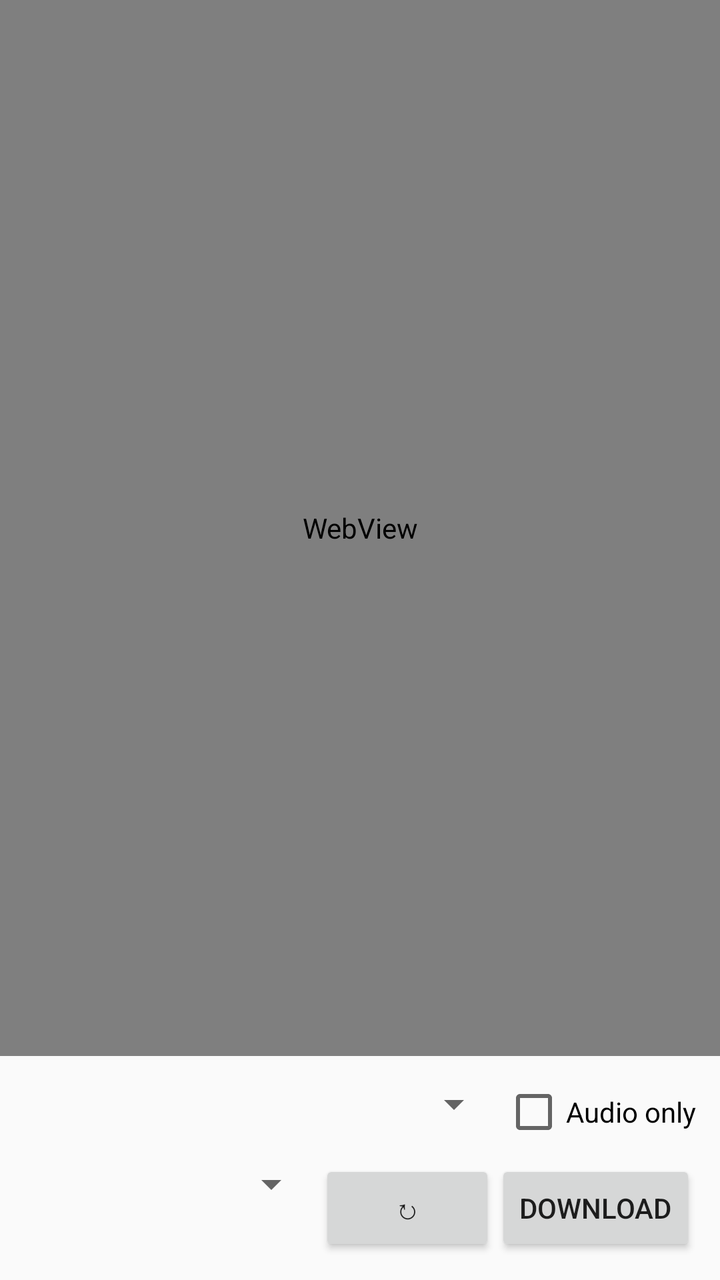
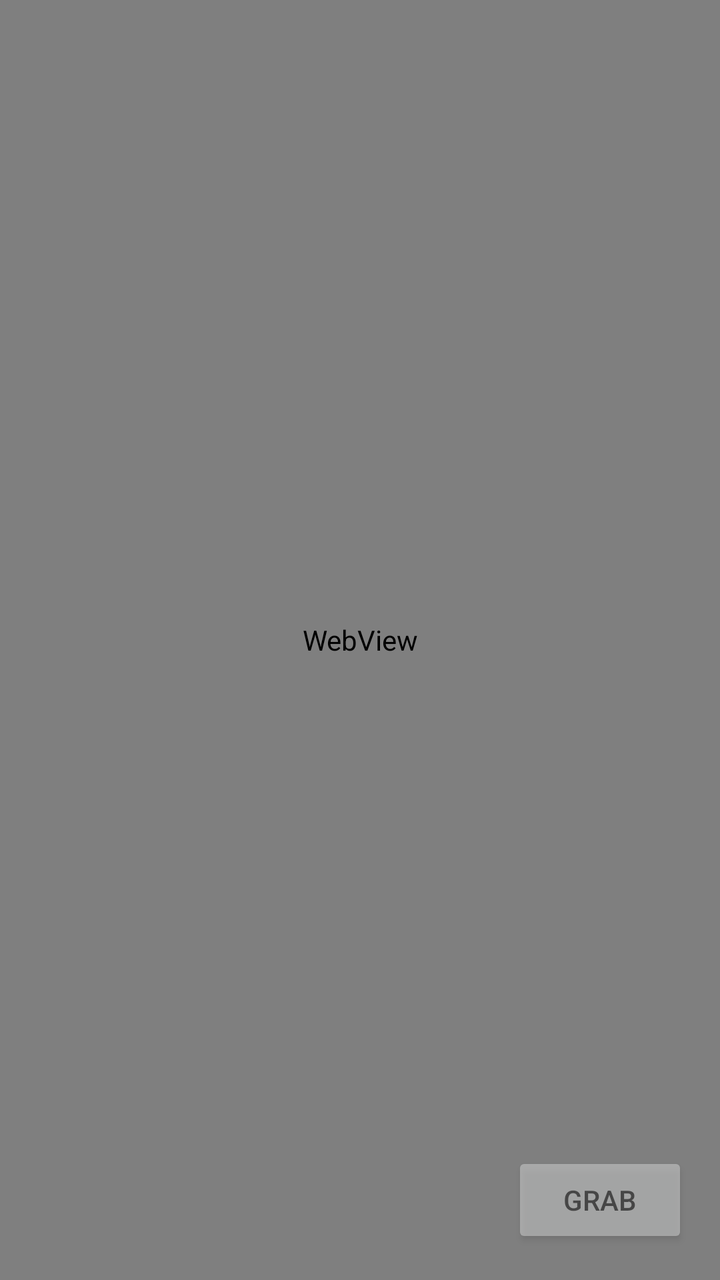

Before-and-after screenshots of an Android layout around one commit, followed by the original layout XML and the change that was made.
<!-- AndroidManifest.xml: application theme Theme.GrabAll -->
<!-- res/layout/activity_browse.xml -->
<?xml version="1.0" encoding="utf-8"?>
<LinearLayout xmlns:android="http://schemas.android.com/apk/res/android"
    android:layout_width="match_parent"
    android:layout_height="match_parent"
    android:orientation="vertical">

    <WebView
        android:id="@+id/browseWebView"
        android:layout_width="match_parent"
        android:layout_height="0dp"
        android:layout_weight="1" />

    <LinearLayout
        android:layout_width="match_parent"
        android:layout_height="wrap_content"
        android:orientation="vertical"
        android:padding="12dp">

        <LinearLayout
            android:layout_width="match_parent"
            android:layout_height="wrap_content"
            android:orientation="horizontal">

            <Spinner
                android:id="@+id/browseQuality"
                android:layout_width="0dp"
                android:layout_height="wrap_content"
                android:layout_weight="1" />

            <CheckBox
                android:id="@+id/browseAudioOnly"
                android:layout_width="wrap_content"
                android:layout_height="wrap_content"
                android:text="@string/audio_only" />
        </LinearLayout>

        <LinearLayout
            android:layout_width="match_parent"
            android:layout_height="wrap_content"
            android:layout_marginTop="8dp"
            android:orientation="horizontal">

            <Spinner
                android:id="@+id/browsePlaylist"
                android:layout_width="0dp"
                android:layout_height="wrap_content"
                android:layout_weight="1" />

            <Button
                android:id="@+id/browseReload"
                android:layout_width="wrap_content"
                android:layout_height="wrap_content"
                android:text="@string/browse_reload" />

            <Button
                android:id="@+id/browseDownload"
                android:layout_width="wrap_content"
                android:layout_height="wrap_content"
                android:text="@string/download" />
        </LinearLayout>
    </LinearLayout>

</LinearLayout>
<!-- resources referenced by this layout -->
<resources>
  <string name="audio_only">Audio only</string>
  <string name="browse_reload">↻</string>
  <string name="download">Download</string>
  <style name="Theme.GrabAll" parent="Theme.AppCompat.DayNight.DarkActionBar" />
</resources>

<!-- the commit's change to res/layout/activity_browse.xml (unified diff, before → after) -->
@@ -1,24 +1,57 @@
 <?xml version="1.0" encoding="utf-8"?>
-<LinearLayout xmlns:android="http://schemas.android.com/apk/res/android"
+<RelativeLayout xmlns:android="http://schemas.android.com/apk/res/android"
     android:layout_width="match_parent"
-    android:layout_height="match_parent"
-    android:orientation="vertical">
+    android:layout_height="match_parent">
 
     <WebView
         android:id="@+id/browseWebView"
         android:layout_width="match_parent"
-        android:layout_height="0dp"
-        android:layout_weight="1" />
+        android:layout_height="match_parent" />
+
+    <Button
+        android:id="@+id/browseFab"
+        android:layout_width="wrap_content"
+        android:layout_height="wrap_content"
+        android:layout_alignParentBottom="true"
+        android:layout_alignParentEnd="true"
+        android:layout_margin="16dp"
+        android:alpha="0.5"
+        android:text="@string/grab" />
 
     <LinearLayout
+        android:id="@+id/browsePanel"
         android:layout_width="match_parent"
         android:layout_height="wrap_content"
+        android:layout_alignParentBottom="true"
+        android:background="?attr/colorBackground"
         android:orientation="vertical"
-        android:padding="12dp">
+        android:padding="12dp"
+        android:visibility="gone">
 
         <LinearLayout
             android:layout_width="match_parent"
             android:layout_height="wrap_content"
+            android:orientation="horizontal">
+
+            <TextView
+                android:id="@+id/browseLinkPreview"
+                android:layout_width="0dp"
+                android:layout_height="wrap_content"
+                android:layout_weight="1"
+                android:textSize="13sp" />
+
+            <Button
+                android:id="@+id/browseClose"
+                android:layout_width="wrap_content"
+                android:layout_height="wrap_content"
+                android:text="@string/browse_close" />
+        </LinearLayout>
+
+        <LinearLayout
+            android:id="@+id/browseOptionsRow"
+            android:layout_width="match_parent"
+            android:layout_height="wrap_content"
+            android:layout_marginTop="8dp"
             android:orientation="horizontal">
 
             <Spinner
@@ -35,6 +68,7 @@
         </LinearLayout>
 
         <LinearLayout
+            android:id="@+id/browsePlaylistRow"
             android:layout_width="match_parent"
             android:layout_height="wrap_content"
             android:layout_marginTop="8dp"
@@ -45,6 +79,19 @@
                 android:layout_width="0dp"
                 android:layout_height="wrap_content"
                 android:layout_weight="1" />
+        </LinearLayout>
+
+        <LinearLayout
+            android:layout_width="match_parent"
+            android:layout_height="wrap_content"
+            android:layout_marginTop="8dp"
+            android:orientation="horizontal">
+
+            <Button
+                android:id="@+id/browseRefreshLink"
+                android:layout_width="wrap_content"
+                android:layout_height="wrap_content"
+                android:text="@string/refresh_link" />
 
             <Button
                 android:id="@+id/browseReload"
@@ -54,10 +101,11 @@
 
             <Button
                 android:id="@+id/browseDownload"
-                android:layout_width="wrap_content"
+                android:layout_width="0dp"
                 android:layout_height="wrap_content"
+                android:layout_weight="1"
                 android:text="@string/download" />
         </LinearLayout>
     </LinearLayout>
 
-</LinearLayout>
+</RelativeLayout>
<!-- resource entries referenced after the edit -->
@@ -1,8 +1,11 @@
 <!-- resources referenced by this layout -->
 <resources>
   <string name="audio_only">Audio only</string>
+  <string name="browse_close">✕</string>
   <string name="browse_reload">↻</string>
   <string name="download">Download</string>
+  <string name="grab">Grab</string>
+  <string name="refresh_link">Refresh link</string>
   <style name="Theme.GrabAll" parent="Theme.AppCompat.DayNight.DarkActionBar" />
 </resources>
 
